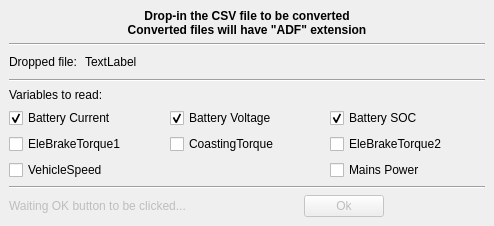
First picture: the form in mainwindow.ui, repository max-privato/CanzeLogRead, before the edit.
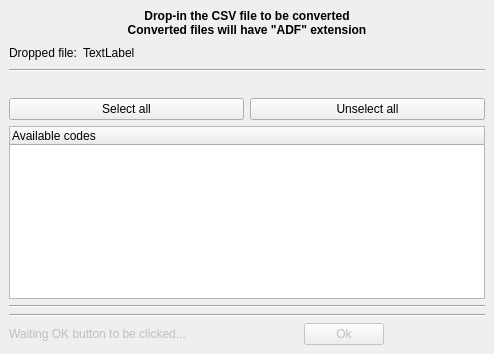
Second picture: the form after the edit.

Commit message: Substitute checkboxeds with widget tree

What changed in the file:
```diff
--- a/mainwindow.ui
+++ b/mainwindow.ui
@@ -7,7 +7,7 @@
     <x>0</x>
     <y>0</y>
     <width>494</width>
-    <height>226</height>
+    <height>354</height>
    </rect>
   </property>
   <property name="windowTitle">
@@ -32,13 +32,6 @@
       </property>
      </widget>
     </item>
-    <item>
-     <widget class="Line" name="line_3">
-      <property name="orientation">
-       <enum>Qt::Horizontal</enum>
-      </property>
-     </widget>
-    </item>
     <item>
      <layout class="QHBoxLayout" name="horizontalLayout">
       <item>
@@ -48,6 +41,16 @@
         </property>
        </widget>
       </item>
+      <item>
+       <widget class="QLabel" name="label_4">
+        <property name="text">
+         <string>TextLabel</string>
+        </property>
+        <property name="wordWrap">
+         <bool>true</bool>
+        </property>
+       </widget>
+      </item>
       <item>
        <spacer name="horizontalSpacer">
         <property name="orientation">
@@ -61,24 +64,15 @@
         </property>
        </spacer>
       </item>
-      <item>
-       <widget class="QLabel" name="label_4">
-        <property name="minimumSize">
-         <size>
-          <width>400</width>
-          <height>0</height>
-         </size>
-        </property>
-        <property name="text">
-         <string>TextLabel</string>
-        </property>
-        <property name="wordWrap">
-         <bool>true</bool>
-        </property>
-       </widget>
-      </item>
      </layout>
     </item>
+    <item>
+     <widget class="Line" name="line_3">
+      <property name="orientation">
+       <enum>Qt::Horizontal</enum>
+      </property>
+     </widget>
+    </item>
     <item>
      <spacer name="verticalSpacer">
       <property name="orientation">
@@ -93,103 +87,39 @@
      </spacer>
     </item>
     <item>
-     <widget class="Line" name="line_2">
+     <layout class="QHBoxLayout" name="horizontalLayout_3">
+      <item>
+       <widget class="QPushButton" name="selectBtn">
+        <property name="text">
+         <string>Select all</string>
+        </property>
+       </widget>
+      </item>
+      <item>
+       <widget class="QPushButton" name="unselectBtn">
+        <property name="text">
+         <string>Unselect all</string>
+        </property>
+       </widget>
+      </item>
+     </layout>
+    </item>
+    <item>
+     <widget class="QTreeWidget" name="treeWidget">
+      <column>
+       <property name="text">
+        <string>Available codes</string>
+       </property>
+      </column>
+     </widget>
+    </item>
+    <item>
+     <widget class="Line" name="line_4">
       <property name="orientation">
        <enum>Qt::Horizontal</enum>
       </property>
      </widget>
     </item>
-    <item>
-     <widget class="QLabel" name="label_5">
-      <property name="text">
-       <string>Variables to read:</string>
-      </property>
-     </widget>
-    </item>
-    <item>
-     <layout class="QGridLayout" name="gridLayout">
-      <item row="0" column="1">
-       <widget class="QCheckBox" name="batVoltCB">
-        <property name="toolTip">
-         <string>HV LBC voltage measure</string>
-        </property>
-        <property name="text">
-         <string>Battery Voltage</string>
-        </property>
-        <property name="checked">
-         <bool>true</bool>
-        </property>
-       </widget>
-      </item>
-      <item row="1" column="1">
-       <widget class="QCheckBox" name="coastTorqueCB">
-        <property name="toolTip">
-         <string>Coasting Torque</string>
-        </property>
-        <property name="text">
-         <string>CoastingTorque</string>
-        </property>
-       </widget>
-      </item>
-      <item row="1" column="0">
-       <widget class="QCheckBox" name="eleBrakeTorque1CB">
-        <property name="toolTip">
-         <string>ElectricBrakeWheelsTorqueApplied</string>
-        </property>
-        <property name="text">
-         <string>EleBrakeTorque1</string>
-        </property>
-       </widget>
-      </item>
-      <item row="0" column="0">
-       <widget class="QCheckBox" name="batCurrCB">
-        <property name="toolTip">
-         <string>HV LBC current measure</string>
-        </property>
-        <property name="text">
-         <string>Battery Current</string>
-        </property>
-        <property name="checked">
-         <bool>true</bool>
-        </property>
-       </widget>
-      </item>
-      <item row="0" column="2">
-       <widget class="QCheckBox" name="batSocCB">
-        <property name="text">
-         <string>Battery SOC</string>
-        </property>
-        <property name="checked">
-         <bool>true</bool>
-        </property>
-       </widget>
-      </item>
-      <item row="2" column="0">
-       <widget class="QCheckBox" name="vhSpeedCB">
-        <property name="text">
-         <string>VehicleSpeed</string>
-        </property>
-       </widget>
-      </item>
-      <item row="2" column="2">
-       <widget class="QCheckBox" name="mainsPowCB">
-        <property name="text">
-         <string>Mains Power</string>
-        </property>
-       </widget>
-      </item>
-      <item row="1" column="2">
-       <widget class="QCheckBox" name="eleBrakeTorque2CB">
-        <property name="toolTip">
-         <string>TotalPotentialResistiveWheelsTorque</string>
-        </property>
-        <property name="text">
-         <string>EleBrakeTorque2</string>
-        </property>
-       </widget>
-      </item>
-     </layout>
-    </item>
     <item>
      <widget class="Line" name="line">
       <property name="orientation">
```
The commit also changes 2 other files.
